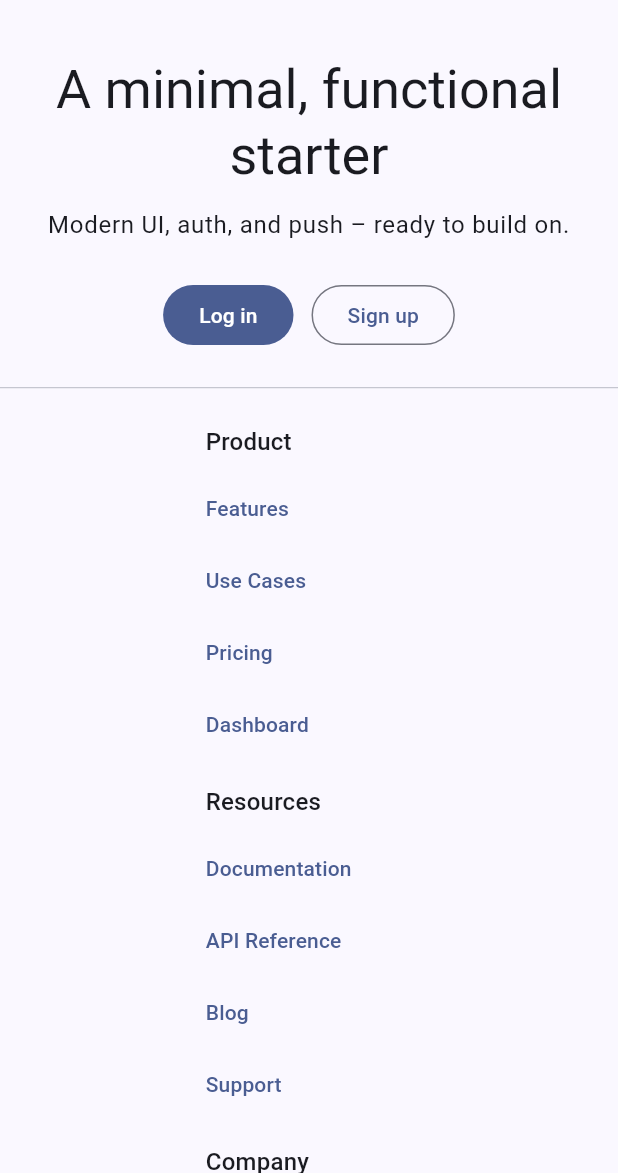
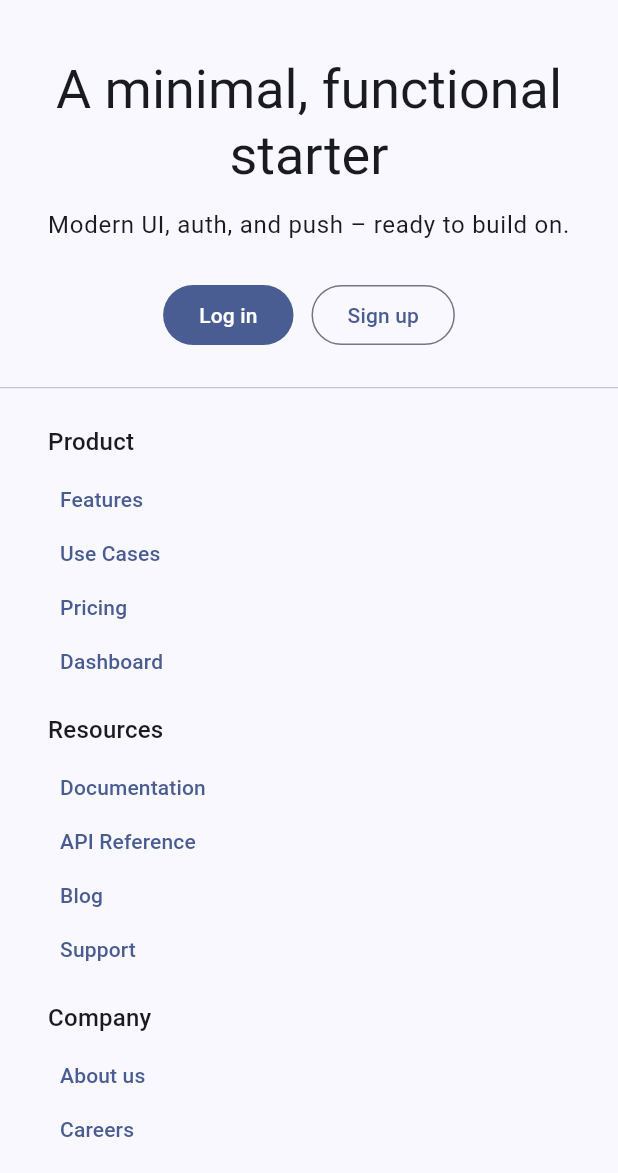
Before and after one commit to jkobti/yetAnotherBoilerplate, a Flutter app: the screen it shows after launch, on a phone screen of 412 x 824 dp, the part 63-1236 px from its top. Run offline on Flutter 3.47's test engine with Material 3 defaults, Android fonts, the light colour scheme and no system bars; our stand-ins replace dio, firebase_core, firebase_messaging, flutter_markdown, flutter_riverpod, go_router; missing offline and left inert: dart:html; accounts and stored records are empty; network calls fail.

Commit message:
feat: Improve footer link button styling for better usability and alignment

```diff
--- a/packages/flutter_app/lib/core/widgets/app_footer.dart
+++ b/packages/flutter_app/lib/core/widgets/app_footer.dart
@@ -111,10 +111,18 @@
   @override
   Widget build(BuildContext context) {
     final color = Theme.of(context).colorScheme.primary;
-    return TextButton(
-      style: TextButton.styleFrom(padding: EdgeInsets.zero, alignment: Alignment.centerLeft),
-      onPressed: onTap,
-      child: Text(label, style: TextStyle(color: color)),
+    return Align(
+      alignment: Alignment.centerLeft,
+      child: TextButton(
+        style: TextButton.styleFrom(
+          padding: const EdgeInsets.symmetric(horizontal: 8, vertical: 8),
+          minimumSize: Size.zero,
+          tapTargetSize: MaterialTapTargetSize.shrinkWrap,
+          alignment: Alignment.centerLeft,
+        ),
+        onPressed: onTap,
+        child: Text(label, style: TextStyle(color: color)),
+      ),
     );
   }
 }
```
